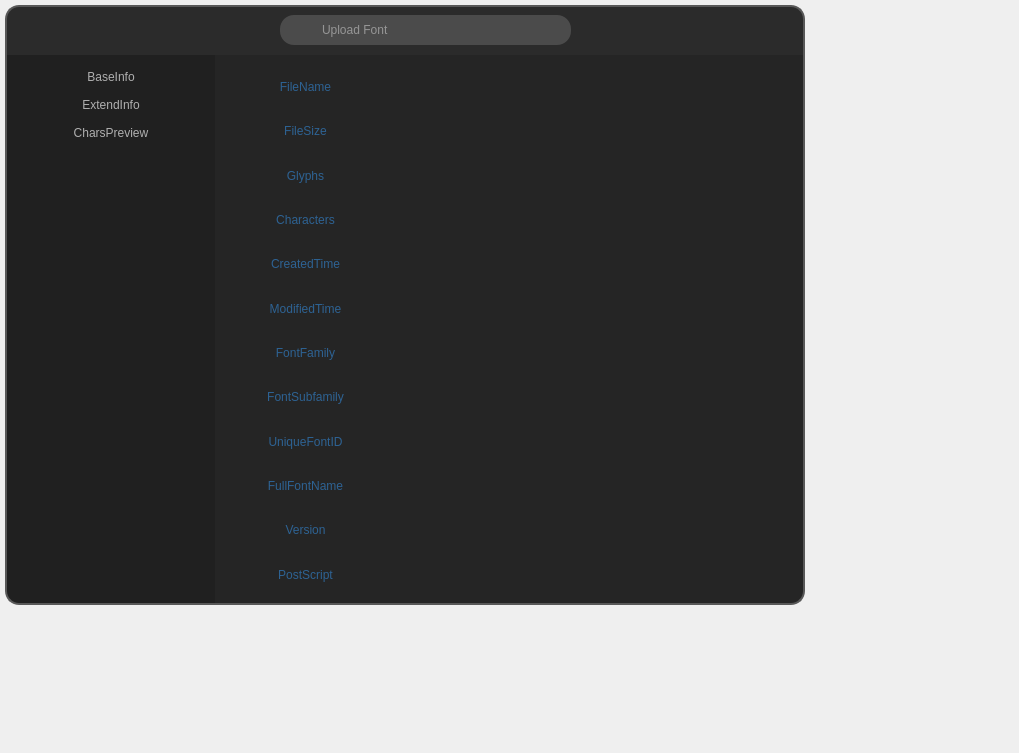
Above: fontAnalyzer.ui from MorostCode/fontAnalyzer before the change. Below: the same form after it.
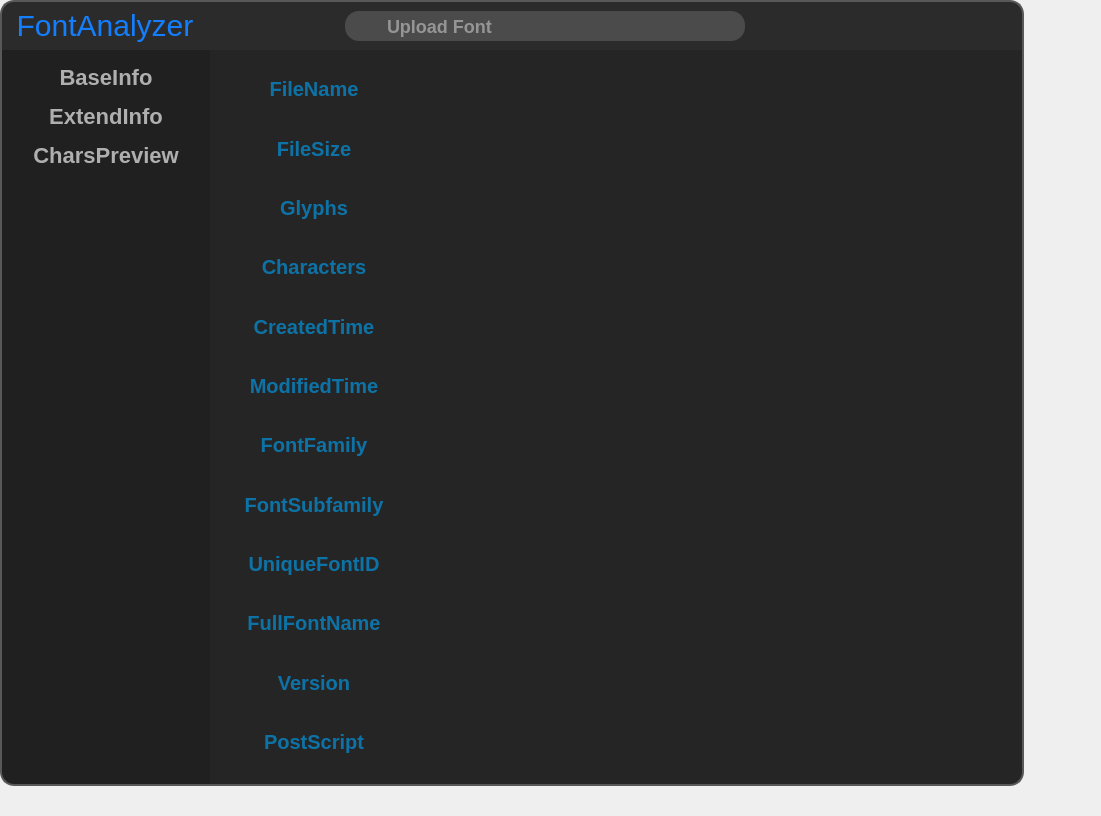
That is the form after the change. The open tabs and pages were chosen to show the change. Icons and pictures are not drawn.

```diff
--- a/fontAnalyzer.ui
+++ b/fontAnalyzer.ui
@@ -6,8 +6,8 @@
    <rect>
     <x>0</x>
     <y>0</y>
-    <width>1019</width>
-    <height>753</height>
+    <width>1101</width>
+    <height>816</height>
    </rect>
   </property>
   <property name="windowTitle">
@@ -23,10 +23,10 @@
    <widget class="QPushButton" name="buttonReset">
     <property name="geometry">
      <rect>
-      <x>630</x>
-      <y>18</y>
-      <width>26</width>
-      <height>26</height>
+      <x>800</x>
+      <y>11</y>
+      <width>30</width>
+      <height>30</height>
      </rect>
     </property>
     <property name="toolTip">
@@ -34,10 +34,10 @@
     </property>
     <property name="styleSheet">
      <string notr="true">QPushButton {
-	padding: 2px;
+	padding: 3px;
 	image: url(:/resources/iconFile/reset.png);
 	border: None;
-	border-radius: 12px;
+	border-radius: 14px;
 }
 QPushButton:hover {
 	background-color: rgb(75, 75, 75);
@@ -53,8 +53,8 @@
    <widget class="QPushButton" name="buttonMinimize">
     <property name="geometry">
      <rect>
-      <x>740</x>
-      <y>20</y>
+      <x>960</x>
+      <y>17</y>
       <width>18</width>
       <height>18</height>
      </rect>
@@ -87,8 +87,8 @@
    <widget class="QPushButton" name="buttonClose">
     <property name="geometry">
      <rect>
-      <x>770</x>
-      <y>20</y>
+      <x>991</x>
+      <y>17</y>
       <width>18</width>
       <height>18</height>
      </rect>
@@ -115,9 +115,9 @@
    <widget class="QLabel" name="labelBGTop">
     <property name="geometry">
      <rect>
-      <x>5</x>
-      <y>5</y>
-      <width>800</width>
+      <x>0</x>
+      <y>0</y>
+      <width>1024</width>
       <height>50</height>
      </rect>
     </property>
@@ -138,10 +138,10 @@
    <widget class="QPushButton" name="buttonUpload">
     <property name="geometry">
      <rect>
-      <x>590</x>
-      <y>18</y>
-      <width>26</width>
-      <height>26</height>
+      <x>760</x>
+      <y>11</y>
+      <width>30</width>
+      <height>30</height>
      </rect>
     </property>
     <property name="toolTip">
@@ -151,7 +151,7 @@
      <string notr="true">QPushButton {
 	border: None;
 	image: url(:resources/iconFile/open.png);
-	border-radius: 12px;
+	border-radius: 14px;
 }
 QPushButton:hover {
 	background-color: rgb(75, 75, 75);
@@ -167,20 +167,23 @@
    <widget class="QLabel" name="labelLogo">
     <property name="geometry">
      <rect>
-      <x>8</x>
-      <y>12</y>
-      <width>211</width>
-      <height>41</height>
+      <x>0</x>
+      <y>0</y>
+      <width>210</width>
+      <height>50</height>
      </rect>
     </property>
     <property name="toolTip">
      <string>by morost</string>
     </property>
     <property name="styleSheet">
-     <string notr="true">image: url(:/resources/iconFile/fontAnalyzer.png);</string>
+     <string notr="true">QLabel {
+	font-size: 30px;
+	color: rgb(19, 127, 255);
+}</string>
     </property>
     <property name="text">
-     <string/>
+     <string>FontAnalyzer</string>
     </property>
     <property name="alignment">
      <set>Qt::AlignCenter</set>
@@ -189,15 +192,15 @@
    <widget class="QLineEdit" name="lineUpload">
     <property name="geometry">
      <rect>
-      <x>280</x>
-      <y>15</y>
-      <width>291</width>
+      <x>345</x>
+      <y>11</y>
+      <width>400</width>
       <height>30</height>
      </rect>
     </property>
     <property name="styleSheet">
      <string notr="true">QLineEdit {
-	font: normal bold 18px &quot;黑体&quot;;
+	font: normal bold 18px;
 	color: rgb(223, 223, 223);
 	border-radius: 14px;
 	background-color: rgb(75, 75, 75);
@@ -226,15 +229,15 @@
    <widget class="QListWidget" name="listMenu">
     <property name="geometry">
      <rect>
-      <x>5</x>
-      <y>55</y>
+      <x>0</x>
+      <y>50</y>
       <width>210</width>
-      <height>550</height>
+      <height>736</height>
      </rect>
     </property>
     <property name="styleSheet">
      <string notr="true">QListWidget {
-	font: normal bold 20px &quot;楷体&quot;;
+	font: normal bold 22px;
 	color: rgb(175, 175, 175);
 	background-color: rgb(32, 32, 32);
 	padding-top: 10px;
@@ -289,14 +292,19 @@
    <widget class="QStackedWidget" name="pages">
     <property name="geometry">
      <rect>
-      <x>215</x>
-      <y>55</y>
-      <width>590</width>
-      <height>550</height>
+      <x>210</x>
+      <y>50</y>
+      <width>814</width>
+      <height>736</height>
      </rect>
     </property>
     <property name="styleSheet">
-     <string notr="true"/>
+     <string notr="true">QStackedWidget {
+	background-color: rgb(37, 37, 37);
+	border-bottom-right-radius: 14px;
+	border-bottom: 2px solid rgb(88, 88, 88);
+	border-right: 2px solid rgb(88, 88, 88);
+}</string>
     </property>
     <property name="frameShadow">
      <enum>QFrame::Plain</enum>
@@ -335,23 +343,26 @@
      </widget>
     </widget>
     <widget class="QWidget" name="pageBaseInfo">
+     <property name="styleSheet">
+      <string notr="true">QLabel {
+	font: normal bold 20px;
+	color: rgb(13, 115, 167);
+}</string>
+     </property>
      <widget class="QWidget" name="verticalLayoutWidget_2">
       <property name="geometry">
        <rect>
-        <x>190</x>
+        <x>210</x>
         <y>10</y>
-        <width>391</width>
-        <height>531</height>
+        <width>591</width>
+        <height>711</height>
        </rect>
       </property>
       <layout class="QVBoxLayout" name="vLayout2">
        <item>
         <widget class="QLabel" name="labelFileName2">
          <property name="styleSheet">
-          <string notr="true">QLabel {
-	font: normal bold 18px &quot;楷体&quot;;
-	color: rgb(223, 223, 223);
-}</string>
+          <string notr="true">color: white;</string>
          </property>
          <property name="text">
           <string/>
@@ -364,10 +375,7 @@
        <item>
         <widget class="QLabel" name="labelFileSize2">
          <property name="styleSheet">
-          <string notr="true">QLabel {
-	font: normal bold 18px &quot;楷体&quot;;
-	color: rgb(223, 223, 223);
-}</string>
+          <string notr="true">color: white;</string>
          </property>
          <property name="text">
           <string/>
@@ -380,10 +388,7 @@
        <item>
         <widget class="QLabel" name="labelGlyphs2">
          <property name="styleSheet">
-          <string notr="true">QLabel {
-	font: normal bold 18px &quot;楷体&quot;;
-	color:rgb(223, 223, 223);
-}</string>
+          <string notr="true">color: white;</string>
          </property>
          <property name="text">
           <string/>
@@ -395,11 +400,11 @@
        </item>
        <item>
         <widget class="QLabel" name="labelCharacters2">
+         <property name="autoFillBackground">
+          <bool>false</bool>
+         </property>
          <property name="styleSheet">
-          <string notr="true">QLabel {
-	font: normal bold 18px &quot;楷体&quot;;
-	color:rgb(223, 223, 223);
-}</string>
+          <string notr="true">color: white;</string>
          </property>
          <property name="text">
           <string/>
@@ -412,10 +417,7 @@
        <item>
         <widget class="QLabel" name="labelCreatedTime2">
          <property name="styleSheet">
-          <string notr="true">QLabel {
-	font: normal bold 18px &quot;楷体&quot;;
-	color:rgb(223, 223, 223);
-}</string>
+          <string notr="true">color: white;</string>
          </property>
          <property name="text">
           <string/>
@@ -428,10 +430,7 @@
        <item>
         <widget class="QLabel" name="labelModifiedTime2">
          <property name="styleSheet">
-          <string notr="true">QLabel {
-	font: normal bold 18px &quot;楷体&quot;;
-	color:rgb(223, 223, 223);
-}</string>
+          <string notr="true">color: white;</string>
          </property>
          <property name="text">
           <string/>
@@ -444,10 +443,7 @@
        <item>
         <widget class="QLabel" name="labelFontFamily2">
          <property name="styleSheet">
-          <string notr="true">QLabel {
-	font: normal bold 18px &quot;楷体&quot;;
-	color:rgb(223, 223, 223);
-}</string>
+          <string notr="true">color: white;</string>
          </property>
          <property name="text">
           <string/>
@@ -460,10 +456,7 @@
        <item>
         <widget class="QLabel" name="labelFontSubfamily2">
          <property name="styleSheet">
-          <string notr="true">QLabel {
-	font: normal bold 18px &quot;楷体&quot;;
-	color:rgb(223, 223, 223);
-}</string>
+          <string notr="true">color: white;</string>
          </property>
          <property name="text">
           <string/>
@@ -476,10 +469,7 @@
        <item>
         <widget class="QLabel" name="labelUniqueFontID2">
          <property name="styleSheet">
-          <string notr="true">QLabel {
-	font: normal bold 18px &quot;楷体&quot;;
-	color:rgb(223, 223, 223);
-}</string>
+          <string notr="true">color: white;</string>
          </property>
          <property name="text">
           <string/>
@@ -492,10 +482,7 @@
        <item>
         <widget class="QLabel" name="labelFullFontName2">
          <property name="styleSheet">
-          <string notr="true">QLabel {
-	font: normal bold 18px &quot;楷体&quot;;
-	color:rgb(223, 223, 223);
-}</string>
+          <string notr="true">color: white;</string>
          </property>
          <property name="text">
           <string/>
@@ -508,10 +495,7 @@
        <item>
         <widget class="QLabel" name="labelVersion2">
          <property name="styleSheet">
-          <string notr="true">QLabel {
-	font: normal bold 18px &quot;楷体&quot;;
-	color:rgb(223, 223, 223);
-}</string>
+          <string notr="true">color: white;</string>
          </property>
          <property name="text">
           <string/>
@@ -524,10 +508,7 @@
        <item>
         <widget class="QLabel" name="labelPostScript2">
          <property name="styleSheet">
-          <string notr="true">QLabel {
-	font: normal bold 18px &quot;楷体&quot;;
-	color:rgb(223, 223, 223);
-}</string>
+          <string notr="true">color: white;</string>
          </property>
          <property name="text">
           <string/>
@@ -544,8 +525,8 @@
        <rect>
         <x>10</x>
         <y>10</y>
-        <width>161</width>
-        <height>531</height>
+        <width>188</width>
+        <height>711</height>
        </rect>
       </property>
       <layout class="QVBoxLayout" name="vLayout1">
@@ -567,10 +548,7 @@
        <item>
         <widget class="QLabel" name="labelFileName1">
          <property name="styleSheet">
-          <string notr="true">QLabel {
-	font: normal bold 24px &quot;宋体&quot;;
-	color: rgb(45, 98, 147);
-}</string>
+          <string notr="true"/>
          </property>
          <property name="text">
           <string>FileName</string>
@@ -583,10 +561,7 @@
        <item>
         <widget class="QLabel" name="labelFileSize1">
          <property name="styleSheet">
-          <string notr="true">QLabel {
-	font: normal bold 20px &quot;楷体&quot;;
-	color: rgb(45, 98, 147);
-}</string>
+          <string notr="true"/>
          </property>
          <property name="text">
           <string>FileSize</string>
@@ -599,10 +574,7 @@
        <item>
         <widget class="QLabel" name="labelGlyphs1">
          <property name="styleSheet">
-          <string notr="true">QLabel {
-	font: normal bold 20px &quot;楷体&quot;;
-	color: rgb(45, 98, 147);
-}</string>
+          <string notr="true"/>
          </property>
          <property name="text">
           <string>Glyphs</string>
@@ -615,10 +587,7 @@
        <item>
         <widget class="QLabel" name="labelCharacters1">
          <property name="styleSheet">
-          <string notr="true">QLabel {
-	font: normal bold 20px &quot;楷体&quot;;
-	color: rgb(45, 98, 147);
-}</string>
+          <string notr="true"/>
          </property>
          <property name="text">
           <string>Characters</string>
@@ -631,10 +600,7 @@
        <item>
         <widget class="QLabel" name="labelCreatedTime1">
          <property name="styleSheet">
-          <string notr="true">QLabel {
-	font: normal bold 20px &quot;楷体&quot;;
-	color: rgb(45, 98, 147);
-}</string>
+          <string notr="true"/>
          </property>
          <property name="text">
           <string>CreatedTime</string>
@@ -647,10 +613,7 @@
        <item>
         <widget class="QLabel" name="labelModifiedTime1">
          <property name="styleSheet">
-          <string notr="true">QLabel {
-	font: normal bold 20px &quot;楷体&quot;;
-	color: rgb(45, 98, 147);
-}</string>
+          <string notr="true"/>
          </property>
          <property name="text">
           <string>ModifiedTime</string>
@@ -663,10 +626,7 @@
        <item>
         <widget class="QLabel" name="labelFontFamily1">
          <property name="styleSheet">
-          <string notr="true">QLabel {
-	font: normal bold 20px &quot;楷体&quot;;
-	color: rgb(45, 98, 147);
-}</string>
+          <string notr="true"/>
          </property>
          <property name="text">
           <string>FontFamily</string>
@@ -679,10 +639,7 @@
        <item>
         <widget class="QLabel" name="labelFontSubfamily1">
          <property name="styleSheet">
-          <string notr="true">QLabel {
-	font: normal bold 20px &quot;楷体&quot;;
-	color: rgb(45, 98, 147);
-}</string>
+          <string notr="true"/>
          </property>
          <property name="text">
           <string>FontSubfamily</string>
@@ -695,10 +652,7 @@
        <item>
         <widget class="QLabel" name="labelUniqueFontID1">
          <property name="styleSheet">
-          <string notr="true">QLabel {
-	font: normal bold 20px &quot;楷体&quot;;
-	color: rgb(45, 98, 147);
-}</string>
+          <string notr="true"/>
          </property>
          <property name="text">
           <string>UniqueFontID</string>
@@ -711,10 +665,7 @@
        <item>
         <widget class="QLabel" name="labelFullFontName1">
          <property name="styleSheet">
-          <string notr="true">QLabel {
-	font: normal bold 20px &quot;楷体&quot;;
-	color: rgb(45, 98, 147);
-}</string>
+          <string notr="true"/>
          </property>
          <property name="text">
           <string>FullFontName</string>
@@ -727,10 +678,7 @@
        <item>
         <widget class="QLabel" name="labelVersion1">
          <property name="styleSheet">
-          <string notr="true">QLabel {
-	font: normal bold 20px &quot;楷体&quot;;
-	color: rgb(45, 98, 147);
-}</string>
+          <string notr="true"/>
          </property>
          <property name="text">
           <string>Version</string>
@@ -743,10 +691,7 @@
        <item>
         <widget class="QLabel" name="labelPostScript1">
          <property name="styleSheet">
-          <string notr="true">QLabel {
-	font: normal bold 20px &quot;楷体&quot;;
-	color: rgb(45, 98, 147);
-}</string>
+          <string notr="true"/>
          </property>
          <property name="text">
           <string>PostScript</string>
@@ -802,32 +747,11 @@
      </widget>
     </widget>
    </widget>
-   <widget class="QLabel" name="labelBGRight">
-    <property name="geometry">
-     <rect>
-      <x>215</x>
-      <y>55</y>
-      <width>590</width>
-      <height>550</height>
-     </rect>
-    </property>
-    <property name="styleSheet">
-     <string notr="true">QLabel {
-	background-color: rgb(37, 37, 37);
-	border-bottom-right-radius: 14px;
-	border-bottom:2px solid rgb(88, 88, 88);
-	border-right:2px solid rgb(88, 88, 88);
-}</string>
-    </property>
-    <property name="text">
-     <string/>
-    </property>
-   </widget>
    <widget class="QPushButton" name="buttonUpload_2">
     <property name="geometry">
      <rect>
-      <x>290</x>
-      <y>20</y>
+      <x>355</x>
+      <y>15</y>
       <width>22</width>
       <height>22</height>
      </rect>
```
Left out of the diff: 17 changed lines with no effect on the pictures.
